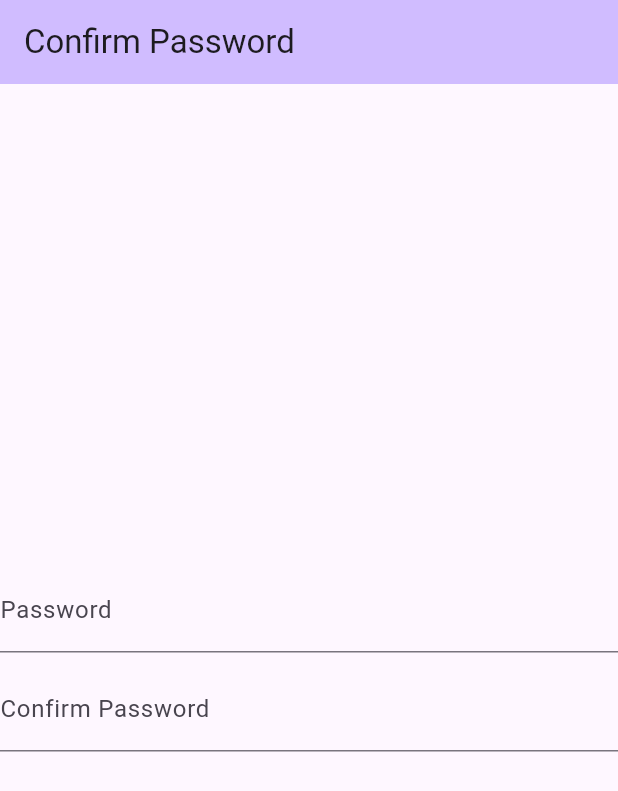
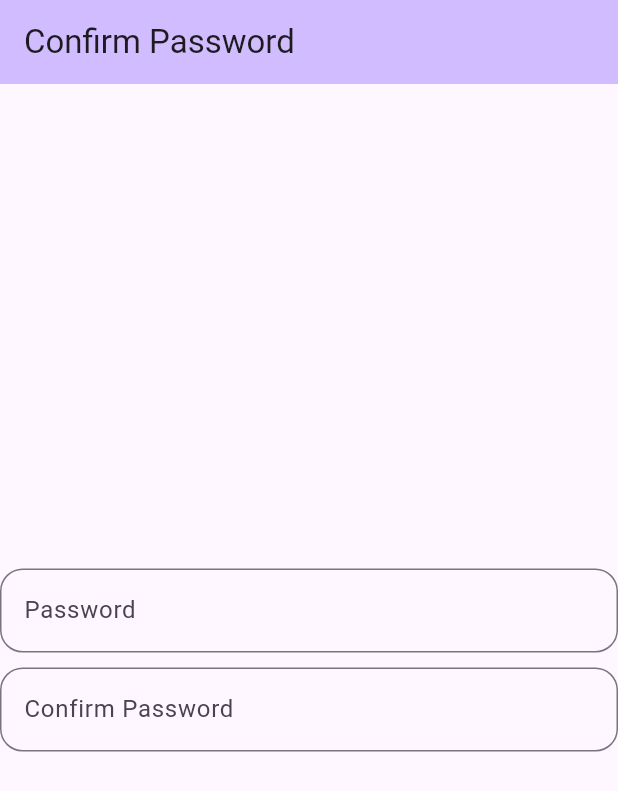
Before and after one commit to Amjadyabroudi128/confirmPass, a Flutter app: the screen it shows after launch, on a phone screen of 412 x 824 dp. Shown: the top 791 px of the screen. Run offline on Flutter 3.47's test engine with Material 3 defaults, Android fonts, the phone set to English and light mode, and no system bars.

Commit message:
out line border

```diff
--- a/lib/components/TextField.dart
+++ b/lib/components/TextField.dart
@@ -13,6 +13,10 @@ class myTextField extends StatelessWidget {
       controller: myController,
       obscureText: obscureText,
       decoration: InputDecoration(
+        border: OutlineInputBorder(
+          borderRadius: BorderRadius.circular(15),
+          borderSide: BorderSide(color: Colors.black)
+        ),
         label: label,
       ),
     );
```
